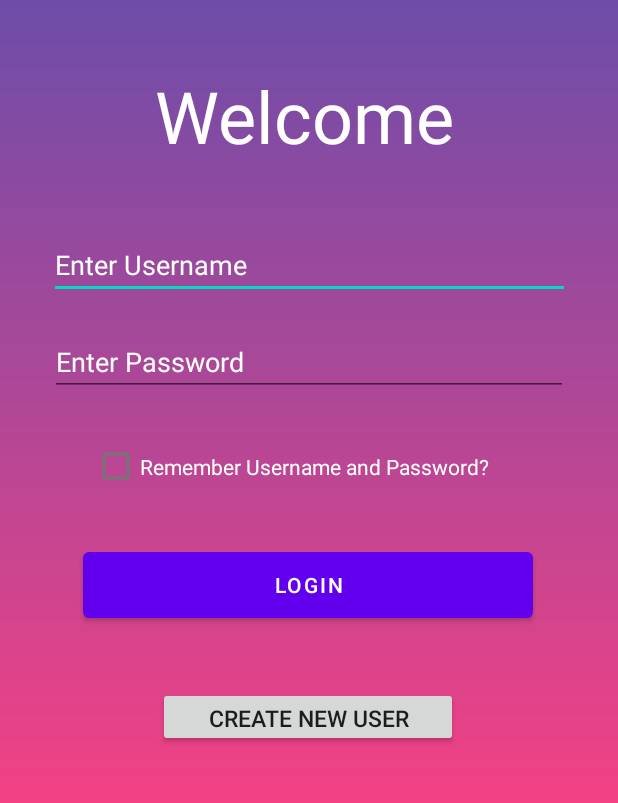
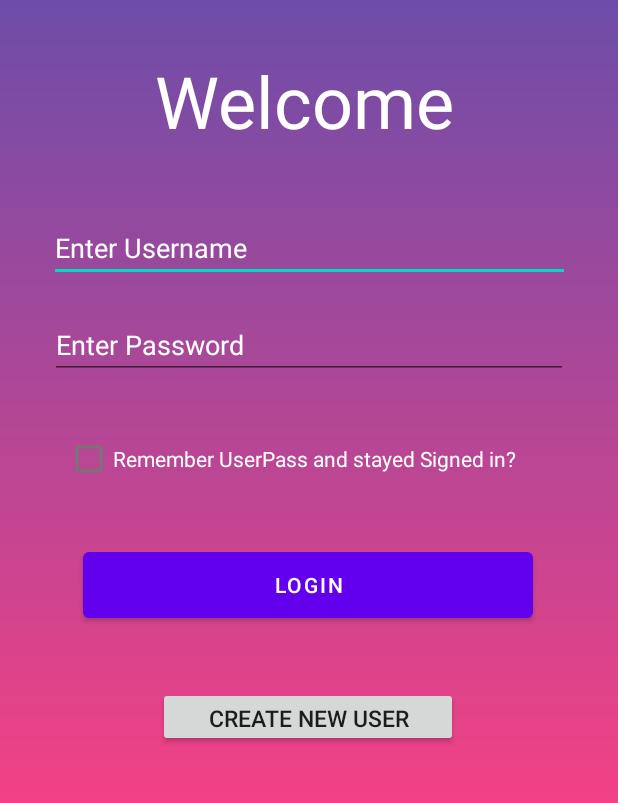
Before and after one commit to aleksandarMilos/FinalProject, an Android app: the screen it shows after launch (MainActivity), on a phone screen of 412 x 824 dp, the part 361-1164 px from its top. Run offline under Robolectric (Android 15) with nearby library versions, the phone set to English and light mode, and no system bars.

Commit message:
Fixed a bug which occurs when attempting to stay signed in but we don't remember previous Username/Password (checkbox isn't checked)

```diff
--- a/app/src/main/java/com/example/finalproject/CreateUserActivity.java
+++ b/app/src/main/java/com/example/finalproject/CreateUserActivity.java
@@ -27,6 +27,7 @@ public class CreateUserActivity extends AppCompatActivity {
         // E.g. basically just a couple of extra lines, where one of them will be (passwordEditText1.getText().toString() == passwordEditText2.getText().toString())
 
         //TODO Maybe we'll have an exit button (say they don't want to actually create an account) and this'll redirect you back to the MainActivity login page
+        // Probably don't need this, as I think Android user's nowadays are used to swiping back if they want to exit or go back from a specific part of the app
 
         //This is if they failed to create a new user (aka the User with that Username already exists)
         Intent intent_fromSecond = getIntent();
@@ -57,6 +58,8 @@ public class CreateUserActivity extends AppCompatActivity {
                     finish();
                 } else {
                     // Show an error message
+                    //TODO ~Thomson, I see that you specified the length to be at least 8. Maybe we do a specialized message so that the User knows it has to be of length 8
+                    // Or display it somewhere on the UI
                     Toast.makeText(CreateUserActivity.this, "Invalid username or password. Please try again.", Toast.LENGTH_SHORT).show();
                 }
             }
--- a/app/src/main/java/com/example/finalproject/MainActivity.java
+++ b/app/src/main/java/com/example/finalproject/MainActivity.java
@@ -99,6 +99,7 @@ public class MainActivity extends AppCompatActivity {
         }
         else {
             spRemoveData();
+            spRemoveSigninData();
         }
     }
 
--- a/app/src/main/res/layout/activity_main.xml
+++ b/app/src/main/res/layout/activity_main.xml
@@ -33,18 +33,18 @@
         app:layout_constraintEnd_toEndOf="parent"
         app:layout_constraintStart_toStartOf="parent" />
 
+
     <CheckBox
         android:id="@+id/checkBox"
-        android:layout_width="288dp"
-        android:layout_height="35dp"
-        android:layout_marginBottom="33dp"
-        android:text="Remember Username and Password?"
+        android:layout_width="324dp"
+        android:layout_height="wrap_content"
+        android:layout_marginBottom="32dp"
+        android:text="Remember UserPass and stayed Signed in?"
         android:textColor="@color/white"
         app:layout_constraintBottom_toTopOf="@+id/login_button"
         app:layout_constraintEnd_toEndOf="parent"
-        app:layout_constraintHorizontal_bias="0.495"
+        app:layout_constraintHorizontal_bias="0.494"
         app:layout_constraintStart_toStartOf="parent" />
-
 
     <Button
         android:id="@+id/login_button"
```
Also changed, not shown: app/src/main/java/com/example/finalproject/SecondActivityCourse.java (+9 -1 lines).
